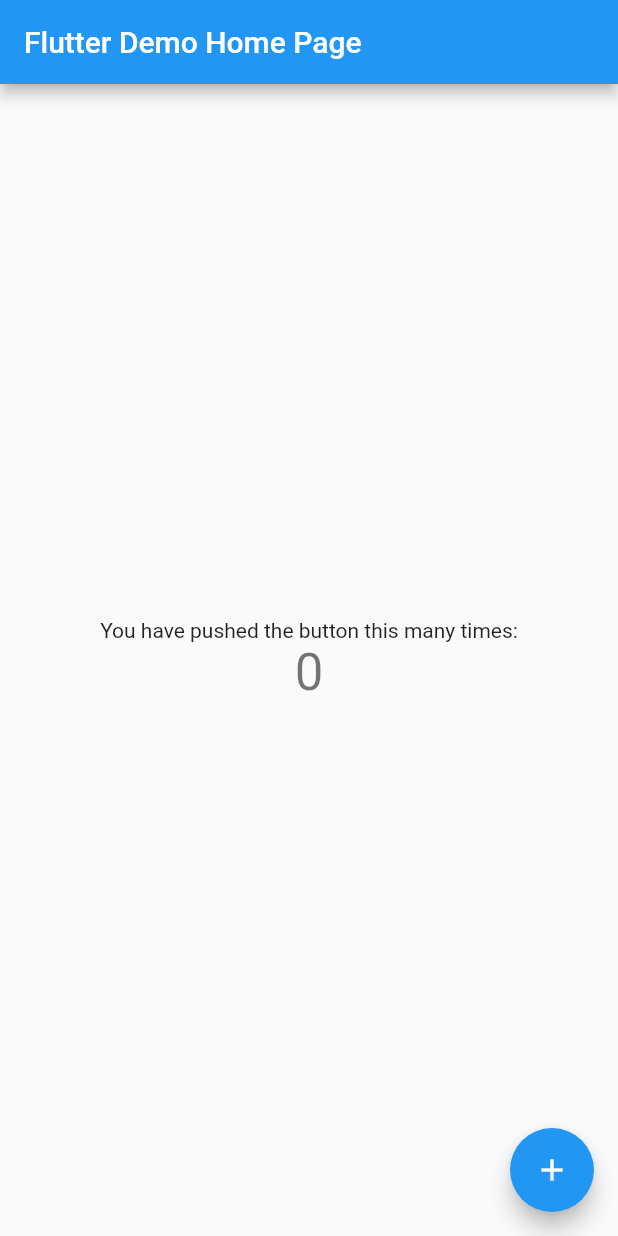
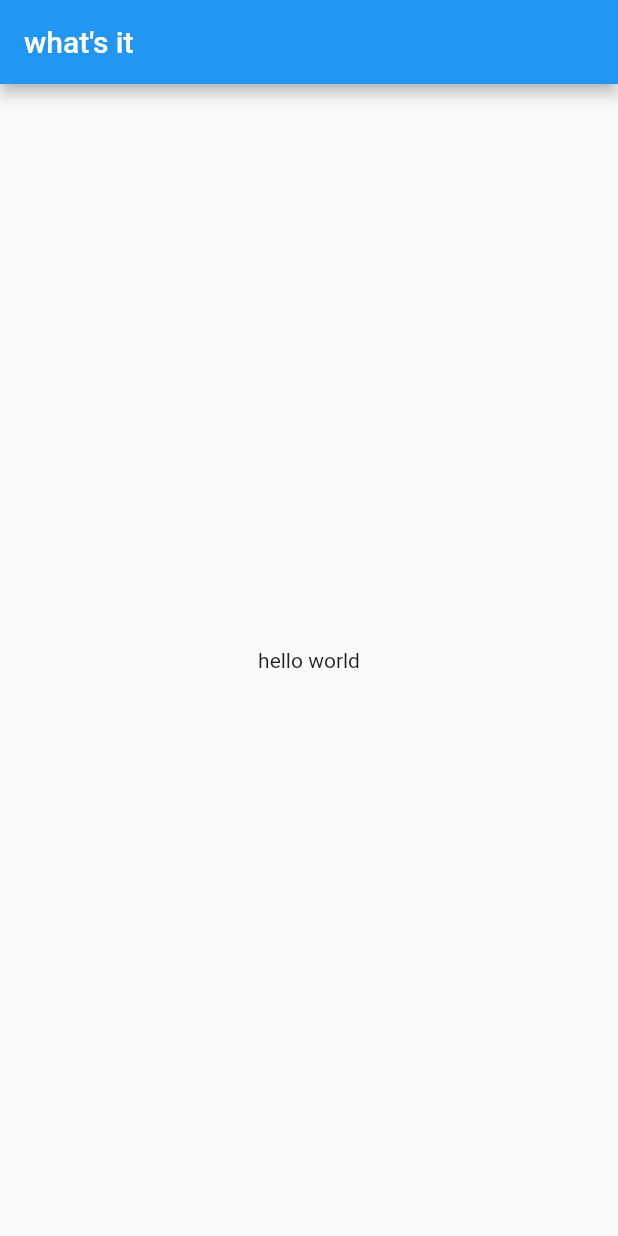
Before and after one commit to MinghaoKong/classroom, a Flutter app: the screen it shows after launch, on a phone screen of 412 x 824 dp. Run offline on Flutter 3.47's test engine with Material 2 defaults, Android fonts, the phone set to English and light mode, and no system bars.

Commit message:
hello world

```diff
--- a/lib/main.dart
+++ b/lib/main.dart
@@ -1,111 +1,21 @@
 import 'package:flutter/material.dart';
 
-void main() => runApp(MyApp());
+void main () => runApp(new Homepage());
 
-class MyApp extends StatelessWidget {
-  // This widget is the root of your application.
+class Homepage extends StatelessWidget { //绘制主界面以及登陆界面
   @override
   Widget build(BuildContext context) {
-    return MaterialApp(
-      title: 'Flutter Demo',
-      theme: ThemeData(
-        // This is the theme of your application.
-        //
-        // Try running your application with "flutter run". You'll see the
-        // application has a blue toolbar. Then, without quitting the app, try
-        // changing the primarySwatch below to Colors.green and then invoke
-        // "hot reload" (press "r" in the console where you ran "flutter run",
-        // or simply save your changes to "hot reload" in a Flutter IDE).
-        // Notice that the counter didn't reset back to zero; the application
-        // is not restarted.
-        primarySwatch: Colors.blue,
+
+    return new MaterialApp(
+      title: "welcome to flutter",
+      home: new Scaffold(
+        appBar: new AppBar(
+          title: new Text("what's it"),
+        ),
+        body: new Center(
+          child: new Text("hello world"),
+        ),
       ),
-      home: MyHomePage(title: 'Flutter Demo Home Page'),
     );
   }
 }
-
-class MyHomePage extends StatefulWidget {
-  MyHomePage({Key key, this.title}) : super(key: key);
-
-  // This widget is the home page of your application. It is stateful, meaning
-  // that it has a State object (defined below) that contains fields that affect
-  // how it looks.
-
-  // This class is the configuration for the state. It holds the values (in this
-  // case the title) provided by the parent (in this case the App widget) and
-  // used by the build method of the State. Fields in a Widget subclass are
-  // always marked "final".
-
-  final String title;
-
-  @override
-  _MyHomePageState createState() => _MyHomePageState();
-}
-
-class _MyHomePageState extends State<MyHomePage> {
-  int _counter = 0;
-
-  void _incrementCounter() {
-    setState(() {
-      // This call to setState tells the Flutter framework that something has
-      // changed in this State, which causes it to rerun the build method below
-      // so that the display can reflect the updated values. If we changed
-      // _counter without calling setState(), then the build method would not be
-      // called again, and so nothing would appear to happen.
-      _counter++;
-    });
-  }
-
-  @override
-  Widget build(BuildContext context) {
-    // This method is rerun every time setState is called, for instance as done
-    // by the _incrementCounter method above.
-    //
-    // The Flutter framework has been optimized to make rerunning build methods
-    // fast, so that you can just rebuild anything that needs updating rather
-    // than having to individually change instances of widgets.
-    return Scaffold(
-      appBar: AppBar(
-        // Here we take the value from the MyHomePage object that was created by
-        // the App.build method, and use it to set our appbar title.
-        title: Text(widget.title),
-      ),
-      body: Center(
-        // Center is a layout widget. It takes a single child and positions it
-        // in the middle of the parent.
-        child: Column(
-          // Column is also layout widget. It takes a list of children and
-          // arranges them vertically. By default, it sizes itself to fit its
-          // children horizontally, and tries to be as tall as its parent.
-          //
-          // Invoke "debug painting" (press "p" in the console, choose the
-          // "Toggle Debug Paint" action from the Flutter Inspector in Android
-          // Studio, or the "Toggle Debug Paint" command in Visual Studio Code)
-          // to see the wireframe for each widget.
-          //
-          // Column has various properties to control how it sizes itself and
-          // how it positions its children. Here we use mainAxisAlignment to
-          // center the children vertically; the main axis here is the vertical
-          // axis because Columns are vertical (the cross axis would be
-          // horizontal).
-          mainAxisAlignment: MainAxisAlignment.center,
-          children: <Widget>[
-            Text(
-              'You have pushed the button this many times:',
-            ),
-            Text(
-              '$_counter',
-              style: Theme.of(context).textTheme.display1,
-            ),
-          ],
-        ),
-      ),
-      floatingActionButton: FloatingActionButton(
-        onPressed: _incrementCounter,
-        tooltip: 'Increment',
-        child: Icon(Icons.add),
-      ), // This trailing comma makes auto-formatting nicer for build methods.
-    );
-  }
-}
```
Also changed, not shown: 1 other file.
